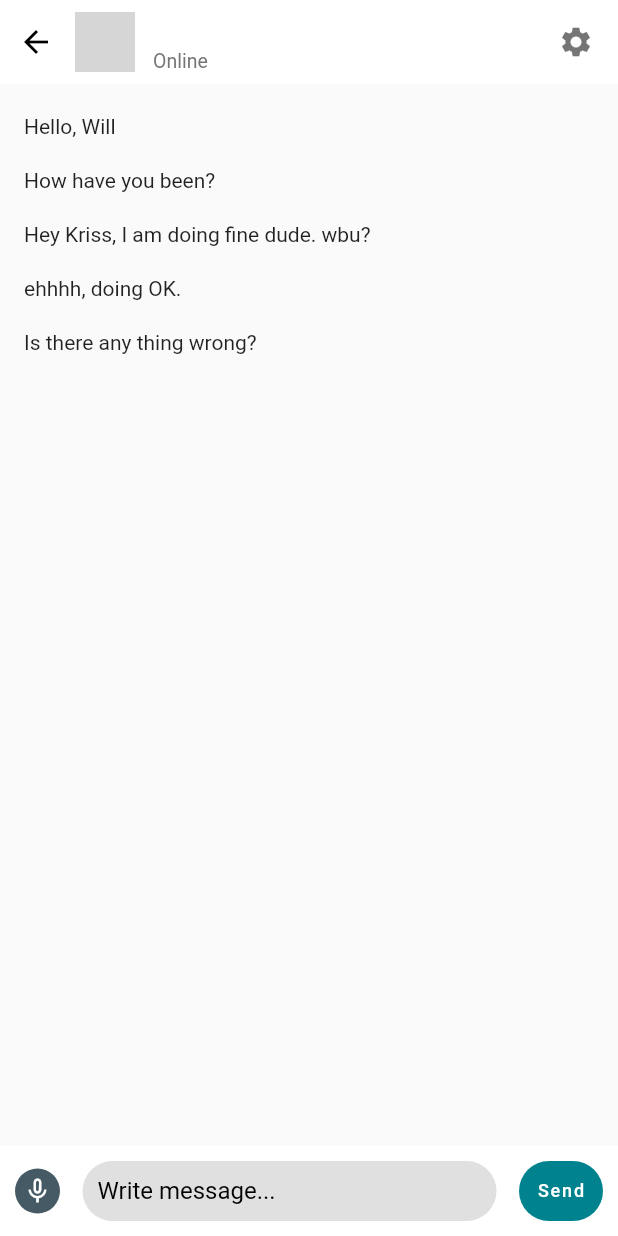
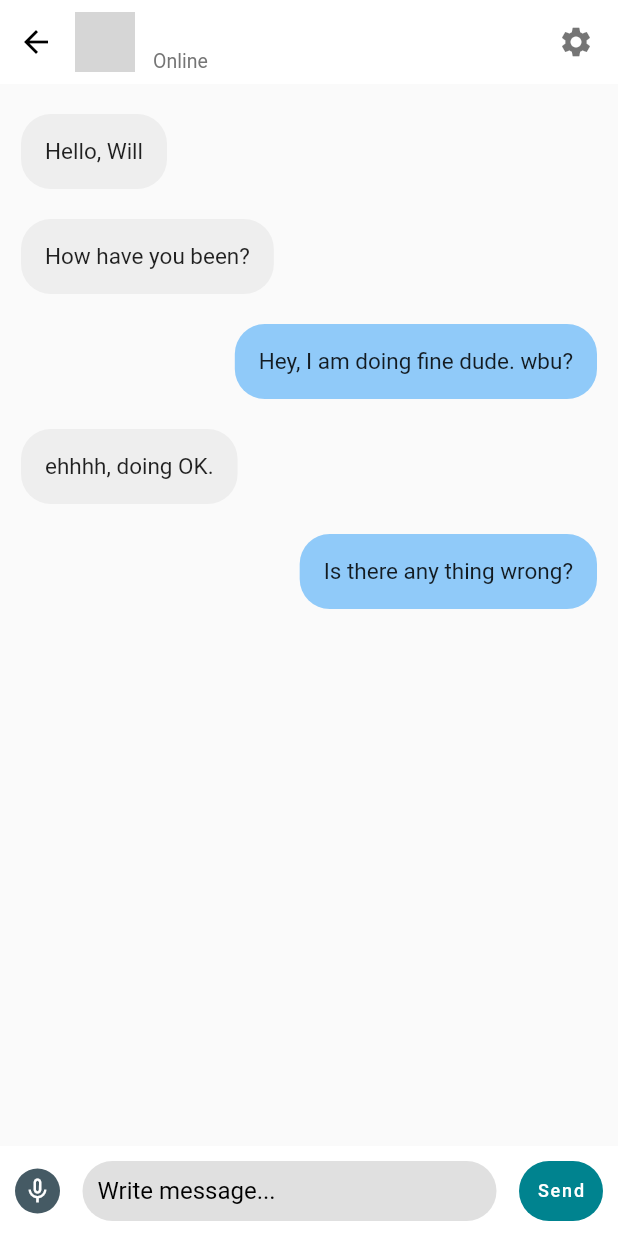
Before and after one commit to storm1486/wyam_app, a Flutter app: the ChatDetailPage screen opened directly with empty values, on a phone screen of 412 x 824 dp. Run offline on Flutter 3.47's test engine with Material 2 defaults, Android fonts, the phone set to English and light mode, and no system bars; grey boxes are pictures that could not be loaded.

Commit message:
Created Demo Messages in chatDetailPage

```diff
--- a/lib/pages/chatDetailPage.dart
+++ b/lib/pages/chatDetailPage.dart
@@ -1,10 +1,9 @@
 import 'package:flutter/material.dart';
-
 import '../services/chatMessageModel.dart';
 
 class ChatDetailPage extends StatefulWidget{
   late String name; //get name of the friend
-  late String image;
+  late String image; //get profile picture of the friend
 
   ChatDetailPage({super.key, required this.name, required this.image});
 
@@ -16,7 +15,7 @@ class _ChatDetailPageState extends State<ChatDetailPage> {
   List<ChatMessage> messages = [
     ChatMessage(messageContent: "Hello, Will", messageType: "receiver"),
     ChatMessage(messageContent: "How have you been?", messageType: "receiver"),
-    ChatMessage(messageContent: "Hey Kriss, I am doing fine dude. wbu?", messageType: "sender"),
+    ChatMessage(messageContent: "Hey, I am doing fine dude. wbu?", messageType: "sender"),
     ChatMessage(messageContent: "ehhhh, doing OK.", messageType: "receiver"),
     ChatMessage(messageContent: "Is there any thing wrong?", messageType: "sender"),
   ];
@@ -71,8 +70,18 @@ class _ChatDetailPageState extends State<ChatDetailPage> {
               physics: NeverScrollableScrollPhysics(),
               itemBuilder: (context, index){
                 return Container(
-                  padding: EdgeInsets.only(left: 16,right: 16,top: 10,bottom: 10),
-                  child: Text(messages[index].messageContent),
+                  padding: EdgeInsets.only(left: 14,right: 14,top: 10,bottom: 10),
+                  child: Align(
+                    alignment: (messages[index].messageType == "receiver"?Alignment.topLeft:Alignment.topRight),
+                    child: Container(
+                      decoration: BoxDecoration(
+                        borderRadius: BorderRadius.circular(20),
+                        color: (messages[index].messageType  == "receiver"?Colors.grey.shade200:Colors.blue[200]),
+                      ),
+                      padding: EdgeInsets.all(16),
+                      child: Text(messages[index].messageContent, style: TextStyle(fontSize: 15),),
+                    ),
+                  ),
                 );
               },
             ),
--- a/lib/services/chatMessageModel.dart
+++ b/lib/services/chatMessageModel.dart
@@ -1,6 +1,6 @@
 class ChatMessage{
-  String messageContent;
-  String messageType;
+  final String messageContent; // content of the message in chat
+  final String messageType;// checks if user is sender or receiver
 
   ChatMessage({required this.messageContent, required this.messageType});
 }
```
